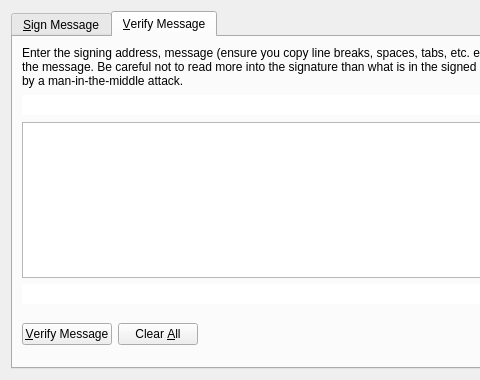
Above: src/qt/forms/signverifymessagedialog.ui from ionomy/ion_deprecated before the change; both pictures show x 0 to 480 and y 0 to 380 of the 700 by 380 pixel window. Below: the same form after it.
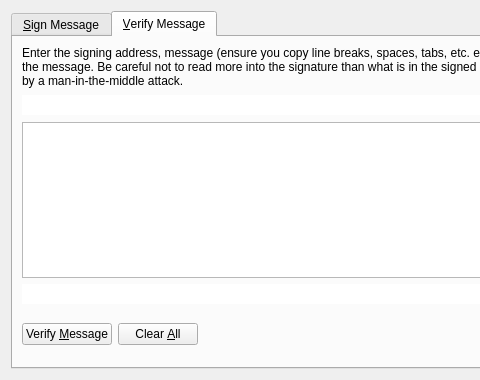
That is the form after the change. Icons and pictures are not drawn. Custom widgets are drawn as their Qt base class.

Commit message: Fix duplicate shortcut usage in sign/verify message dialog.

```diff
--- a/src/qt/forms/signverifymessagedialog.ui
+++ b/src/qt/forms/signverifymessagedialog.ui
@@ -307,7 +307,7 @@
             <string>Verify the message to ensure it was signed with the specified ion address</string>
            </property>
            <property name="text">
-            <string>&amp;Verify Message</string>
+            <string>Verify &amp;Message</string>
            </property>
            <property name="icon">
             <iconset resource="../bitcoin.qrc">
```
Left out of the diff: 2 changed lines with no effect on the pictures.
